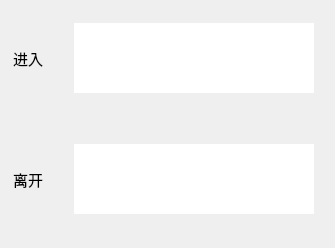
The window that view/pure_ui/carema_ui.ui (Apoiuty/AutoParkingLot) describes before a commit, drawn with Qt 5.
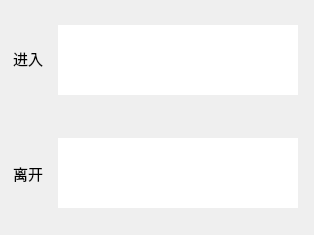
The same window after the commit.

Commit message: 摄像头模拟器界面设计

```diff
--- a/view/pure_ui/carema_ui.ui
+++ b/view/pure_ui/carema_ui.ui
@@ -6,8 +6,8 @@
    <rect>
     <x>0</x>
     <y>0</y>
-    <width>335</width>
-    <height>248</height>
+    <width>314</width>
+    <height>235</height>
    </rect>
   </property>
   <property name="windowTitle">
@@ -16,8 +16,8 @@
   <widget class="QLabel" name="label_camera_in">
    <property name="geometry">
     <rect>
-     <x>74</x>
-     <y>23</y>
+     <x>58</x>
+     <y>25</y>
      <width>240</width>
      <height>70</height>
     </rect>
@@ -55,7 +55,7 @@
    <property name="geometry">
     <rect>
      <x>13</x>
-     <y>157</y>
+     <y>151</y>
      <width>51</width>
      <height>45</height>
     </rect>
@@ -73,8 +73,8 @@
   <widget class="QLabel" name="label_camera_in_2">
    <property name="geometry">
     <rect>
-     <x>74</x>
-     <y>144</y>
+     <x>58</x>
+     <y>138</y>
      <width>240</width>
      <height>70</height>
     </rect>
```
Left out of the diff: 8 changed lines with no effect on the pictures. The commit also changes 1 other file.
